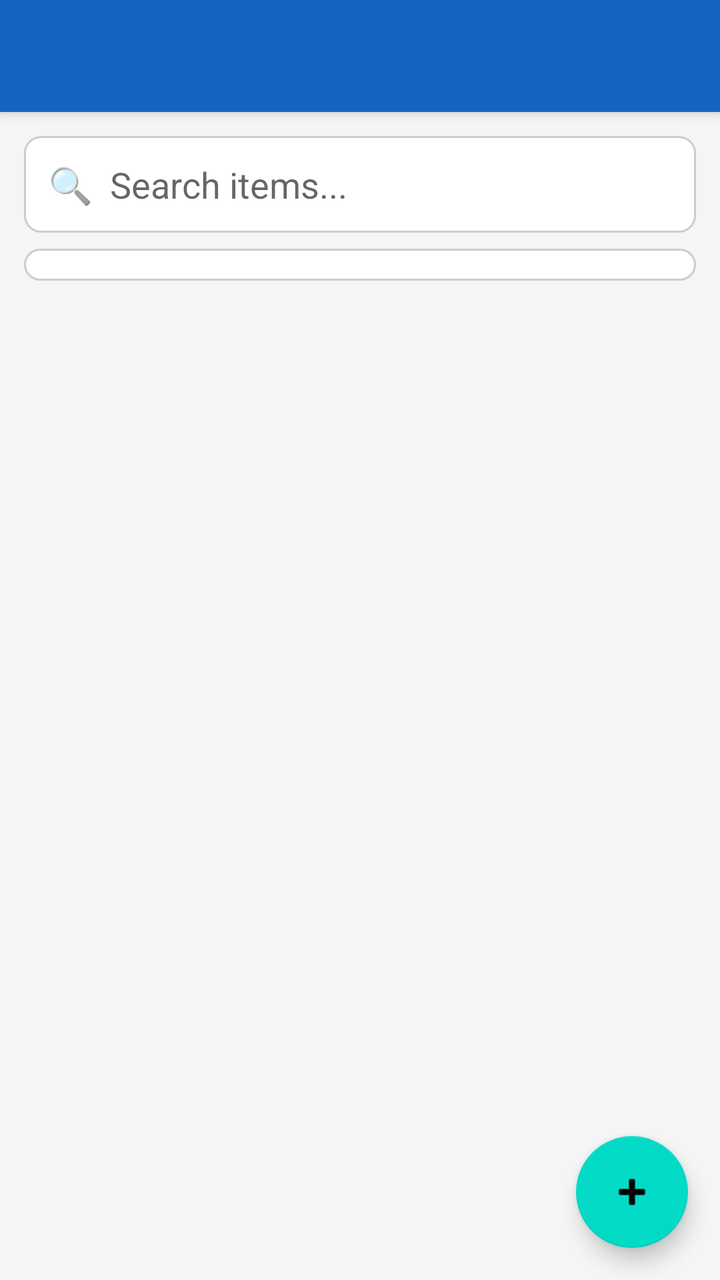
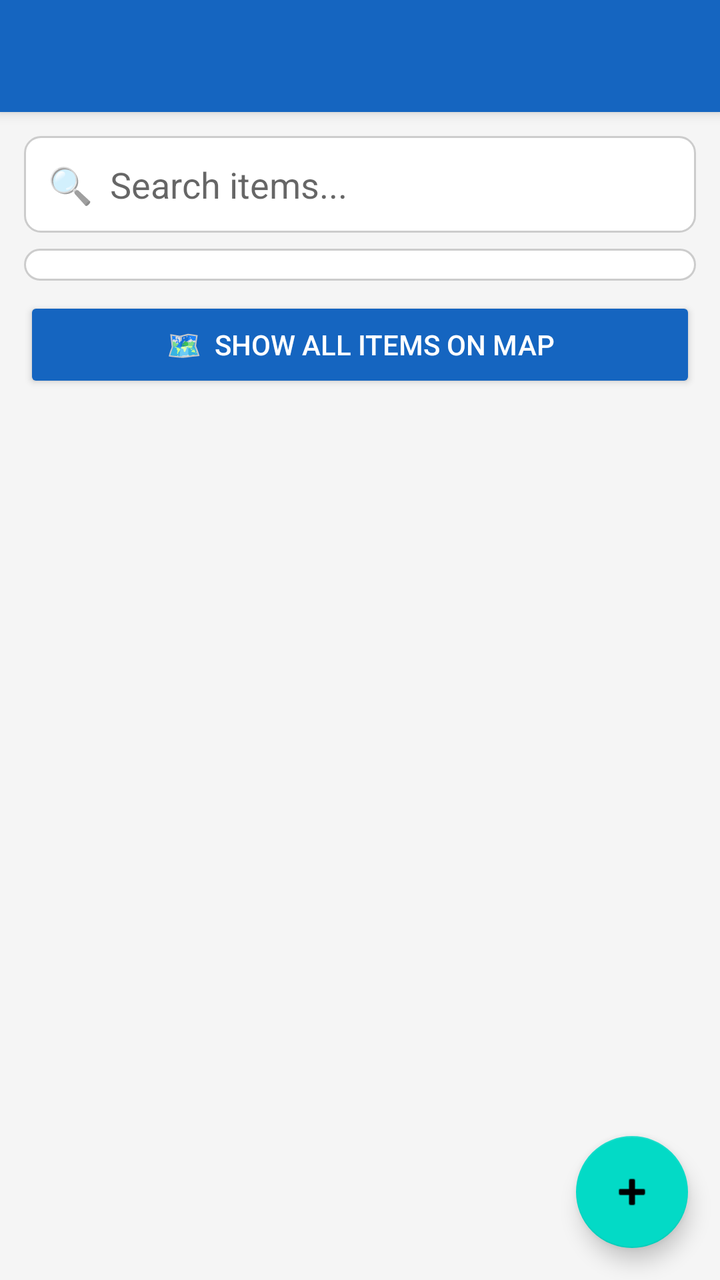

Two renders of the same Android screen: before a commit and after it. Below are the layout's source before the change and the commit's diff.
<!-- AndroidManifest.xml: application theme Theme.LostAndFound -->
<!-- res/layout/activity_main.xml -->
<?xml version="1.0" encoding="utf-8"?>
<androidx.coordinatorlayout.widget.CoordinatorLayout
    xmlns:android="http://schemas.android.com/apk/res/android"
    xmlns:app="http://schemas.android.com/apk/res-auto"
    android:layout_width="match_parent"
    android:layout_height="match_parent"
    android:background="#F5F5F5">

    <com.google.android.material.appbar.AppBarLayout
        android:layout_width="match_parent"
        android:layout_height="wrap_content">

        <androidx.appcompat.widget.Toolbar
            android:id="@+id/toolbar"
            android:layout_width="match_parent"
            android:layout_height="?attr/actionBarSize"
            android:background="@color/colorPrimary"
            android:title="Lost &amp; Found"
            android:titleTextColor="#FFFFFF"/>

    </com.google.android.material.appbar.AppBarLayout>

    <LinearLayout
        android:layout_width="match_parent"
        android:layout_height="match_parent"
        android:orientation="vertical"
        android:padding="12dp"
        app:layout_behavior="@string/appbar_scrolling_view_behavior">


        <EditText
            android:id="@+id/etSearch"
            android:layout_width="match_parent"
            android:layout_height="wrap_content"
            android:hint="🔍  Search items..."
            android:background="@drawable/rounded_input"
            android:padding="12dp"
            android:inputType="text"
            android:imeOptions="actionSearch"
            android:singleLine="true"/>

        <Spinner
            android:id="@+id/spinnerCategory"
            android:layout_width="match_parent"
            android:layout_height="wrap_content"
            android:layout_marginTop="8dp"
            android:background="@drawable/rounded_input"
            android:padding="8dp"/>


        <TextView
            android:id="@+id/tvEmpty"
            android:layout_width="match_parent"
            android:layout_height="wrap_content"
            android:text="No items posted yet.\nTap + to add a lost or found item."
            android:textAlignment="center"
            android:textSize="16sp"
            android:textColor="#888888"
            android:layout_marginTop="60dp"
            android:visibility="gone"/>

        <androidx.recyclerview.widget.RecyclerView
            android:id="@+id/recyclerView"
            android:layout_width="match_parent"
            android:layout_height="0dp"
            android:layout_weight="1"
            android:layout_marginTop="8dp"
            android:clipToPadding="false"
            android:paddingBottom="80dp"/>

    </LinearLayout>

    <com.google.android.material.floatingactionbutton.FloatingActionButton
        android:id="@+id/fab"
        android:layout_width="wrap_content"
        android:layout_height="wrap_content"
        android:layout_gravity="bottom|end"
        android:layout_margin="16dp"
        app:srcCompat="@android:drawable/ic_input_add"
        android:contentDescription="Add item"/>

</androidx.coordinatorlayout.widget.CoordinatorLayout>
<!-- resources referenced by this layout -->
<resources>
  <color name="colorPrimary">#1565C0</color>
  <!-- drawable rounded_input (drawable) -->
  <?xml version="1.0" encoding="utf-8"?>
  <shape xmlns:android="http://schemas.android.com/apk/res/android"
      android:shape="rectangle">
      <solid android:color="#FFFFFF"/>
      <stroke android:width="1dp" android:color="#CCCCCC"/>
      <corners android:radius="8dp"/>
  </shape>
  <style name="Theme.LostAndFound" parent="Theme.MaterialComponents.Light.DarkActionBar">
          <item name="colorPrimary">@color/colorPrimary</item>
          <item name="colorPrimaryDark">@color/colorPrimaryDark</item>
          <item name="colorAccent">@color/colorAccent</item>
      </style>
  <color name="colorPrimaryDark">#0D47A1</color>
  <color name="colorAccent">#FF6F00</color>
</resources>

<!-- the commit's change to res/layout/activity_main.xml (unified diff, before → after) -->
@@ -39,6 +39,7 @@
             android:imeOptions="actionSearch"
             android:singleLine="true"/>
 
+
         <Spinner
             android:id="@+id/spinnerCategory"
             android:layout_width="match_parent"
@@ -47,6 +48,16 @@
             android:background="@drawable/rounded_input"
             android:padding="8dp"/>
 
+
+        <Button
+            android:id="@+id/btnShowOnMap"
+            android:layout_width="match_parent"
+            android:layout_height="wrap_content"
+            android:layout_marginTop="8dp"
+            android:layout_marginBottom="4dp"
+            android:text="🗺  Show All Items on Map"
+            android:backgroundTint="@color/colorPrimary"
+            android:textColor="#FFFFFF"/>
 
         <TextView
             android:id="@+id/tvEmpty"
@@ -59,12 +70,13 @@
             android:layout_marginTop="60dp"
             android:visibility="gone"/>
 
+
         <androidx.recyclerview.widget.RecyclerView
             android:id="@+id/recyclerView"
             android:layout_width="match_parent"
             android:layout_height="0dp"
             android:layout_weight="1"
-            android:layout_marginTop="8dp"
+            android:layout_marginTop="4dp"
             android:clipToPadding="false"
             android:paddingBottom="80dp"/>
 
